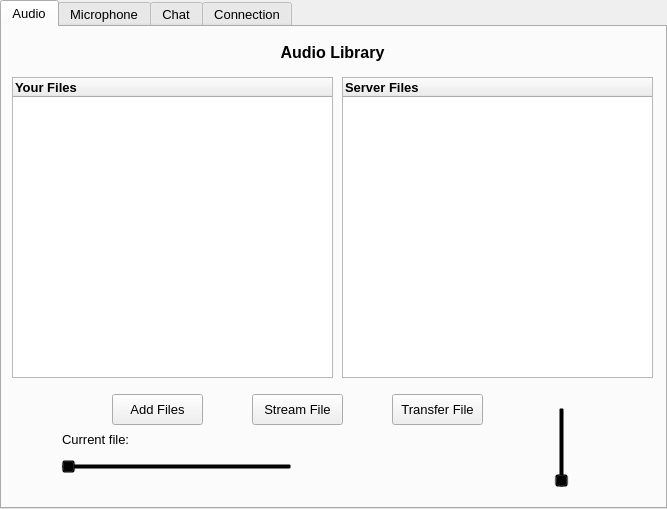
The window that src/application/appwindow.ui (mvan/4985Final) describes before a commit, drawn with Qt 5.
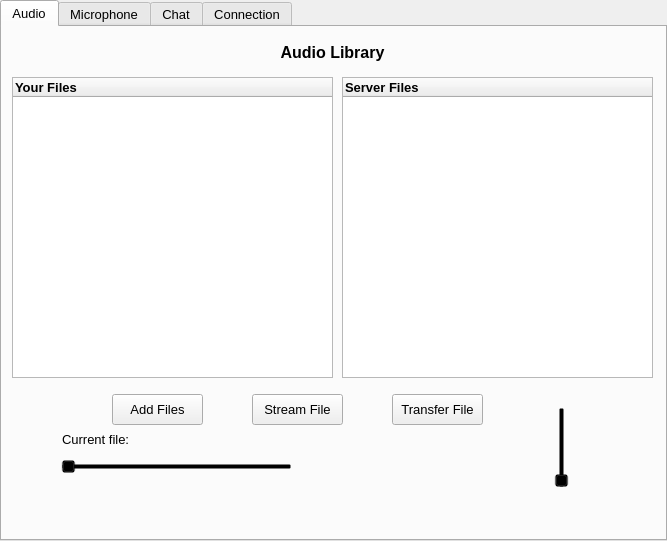
The same window after the commit. Icons and pictures are not drawn. Custom widgets are drawn as their Qt base class.

Diff of the .ui file:
```diff
--- a/src/application/appwindow.ui
+++ b/src/application/appwindow.ui
@@ -7,7 +7,7 @@
     <x>0</x>
     <y>0</y>
     <width>667</width>
-    <height>509</height>
+    <height>541</height>
    </rect>
   </property>
   <property name="font">
@@ -31,6 +31,12 @@
   <property name="currentIndex">
    <number>0</number>
   </property>
+  <property name="iconSize">
+   <size>
+    <width>48</width>
+    <height>48</height>
+   </size>
+  </property>
   <widget class="QWidget" name="audio">
    <property name="cursor">
     <cursorShape>ArrowCursor</cursorShape>
```
Left out of the diff: 19 changed lines with no effect on the pictures.
